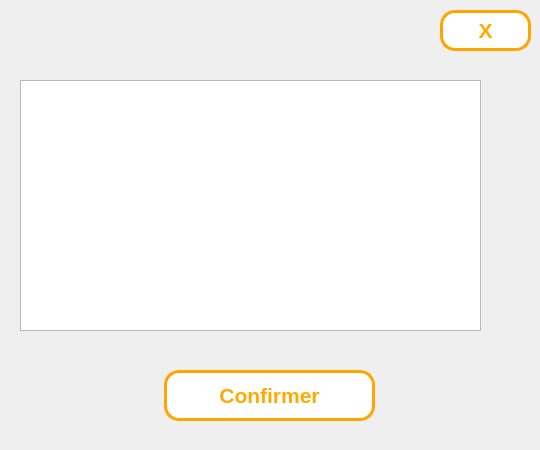
First picture: the form in FabLabEmprunt/popUpListeEmprunts.ui, repository Fablab-app-emprunt/App, before the edit.
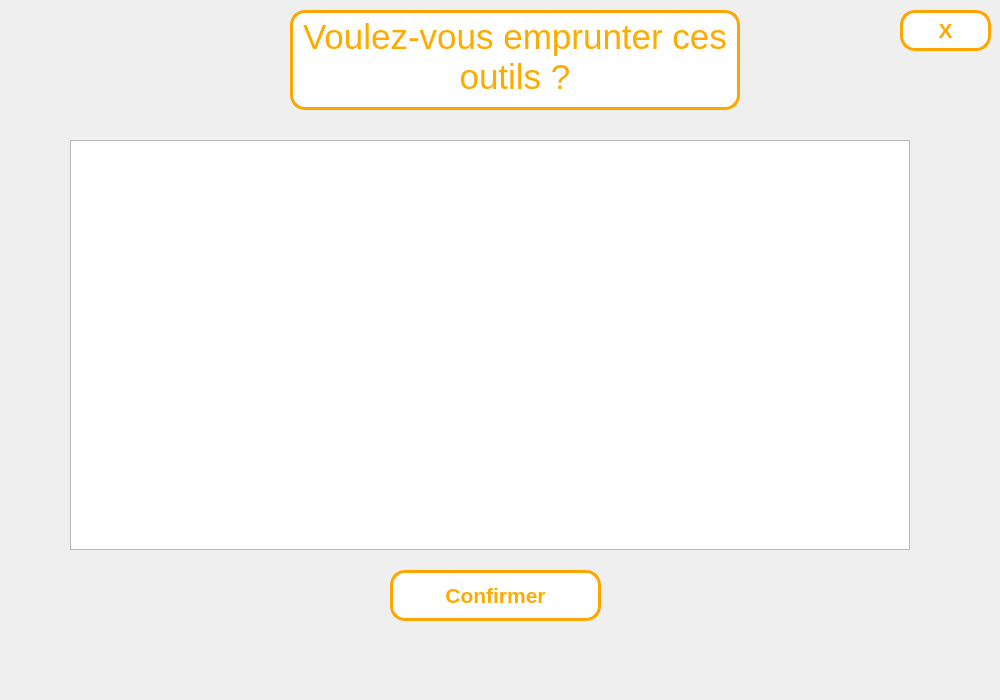
Second picture: the form after the edit.

Commit message: TableauPopUp (en cours)

The edit to the form file:
```diff
--- a/FabLabEmprunt/popUpListeEmprunts.ui
+++ b/FabLabEmprunt/popUpListeEmprunts.ui
@@ -6,18 +6,23 @@
    <rect>
     <x>0</x>
     <y>0</y>
-    <width>540</width>
-    <height>450</height>
+    <width>1000</width>
+    <height>700</height>
    </rect>
   </property>
+  <property name="font">
+   <font>
+    <pointsize>25</pointsize>
+   </font>
+  </property>
   <property name="windowTitle">
    <string>Form</string>
   </property>
   <widget class="QPushButton" name="boutonconfirmer">
    <property name="geometry">
     <rect>
-     <x>164</x>
-     <y>370</y>
+     <x>390</x>
+     <y>570</y>
      <width>211</width>
      <height>51</height>
     </rect>
@@ -242,20 +247,10 @@
     <string>Confirmer</string>
    </property>
   </widget>
-  <widget class="QTableView" name="tableView">
-   <property name="geometry">
-    <rect>
-     <x>20</x>
-     <y>80</y>
-     <width>461</width>
-     <height>251</height>
-    </rect>
-   </property>
-  </widget>
   <widget class="QPushButton" name="boutoncroix">
    <property name="geometry">
     <rect>
-     <x>440</x>
+     <x>900</x>
      <y>10</y>
      <width>91</width>
      <height>41</height>
@@ -481,6 +476,51 @@
     <string>X</string>
    </property>
   </widget>
+  <widget class="QTextBrowser" name="textBrowser">
+   <property name="geometry">
+    <rect>
+     <x>290</x>
+     <y>10</y>
+     <width>450</width>
+     <height>100</height>
+    </rect>
+   </property>
+   <property name="font">
+    <font>
+     <pointsize>25</pointsize>
+    </font>
+   </property>
+   <property name="tabletTracking">
+    <bool>true</bool>
+   </property>
+   <property name="styleSheet">
+    <string notr="true">border-color: rgb(255, 170, 0);
+border:3px solid orange;
+
+border-color:orange;
+border-radius: 15px ;
+background-color:white;
+color: rgb(255, 170, 0);
+border-bort</string>
+   </property>
+   <property name="html">
+    <string>&lt;!DOCTYPE HTML PUBLIC &quot;-//W3C//DTD HTML 4.0//EN&quot; &quot;http://www.w3.org/TR/REC-html40/strict.dtd&quot;&gt;
+&lt;html&gt;&lt;head&gt;&lt;meta name=&quot;qrichtext&quot; content=&quot;1&quot; /&gt;&lt;style type=&quot;text/css&quot;&gt;
+p, li { white-space: pre-wrap; }
+&lt;/style&gt;&lt;/head&gt;&lt;body style=&quot; font-family:'MS Shell Dlg 2'; font-size:25pt; font-weight:400; font-style:normal;&quot;&gt;
+&lt;p align=&quot;center&quot; style=&quot; margin-top:0px; margin-bottom:0px; margin-left:0px; margin-right:0px; -qt-block-indent:0; text-indent:0px;&quot;&gt;&lt;span style=&quot; font-size:26pt;&quot;&gt;Voulez-vous emprunter ces outils ?&lt;/span&gt;&lt;/p&gt;&lt;/body&gt;&lt;/html&gt;</string>
+   </property>
+  </widget>
+  <widget class="QTableWidget" name="table_Recap">
+   <property name="geometry">
+    <rect>
+     <x>70</x>
+     <y>140</y>
+     <width>840</width>
+     <height>410</height>
+    </rect>
+   </property>
+  </widget>
  </widget>
  <resources/>
  <connections/>
```
The commit also changes 1 other file.
